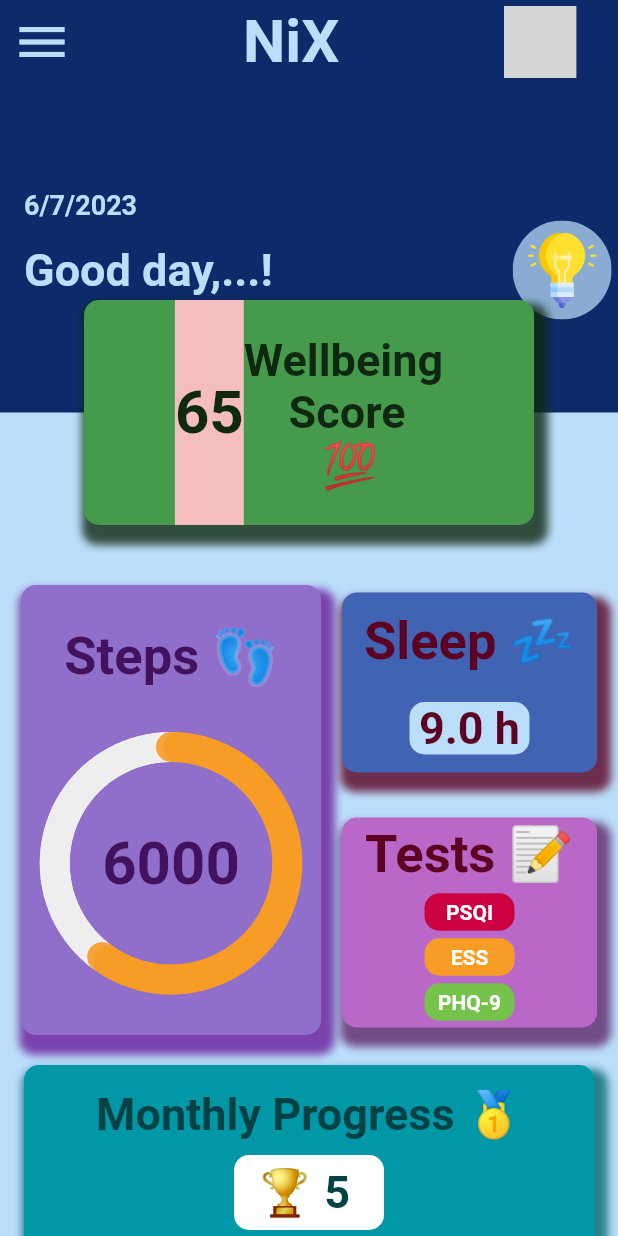
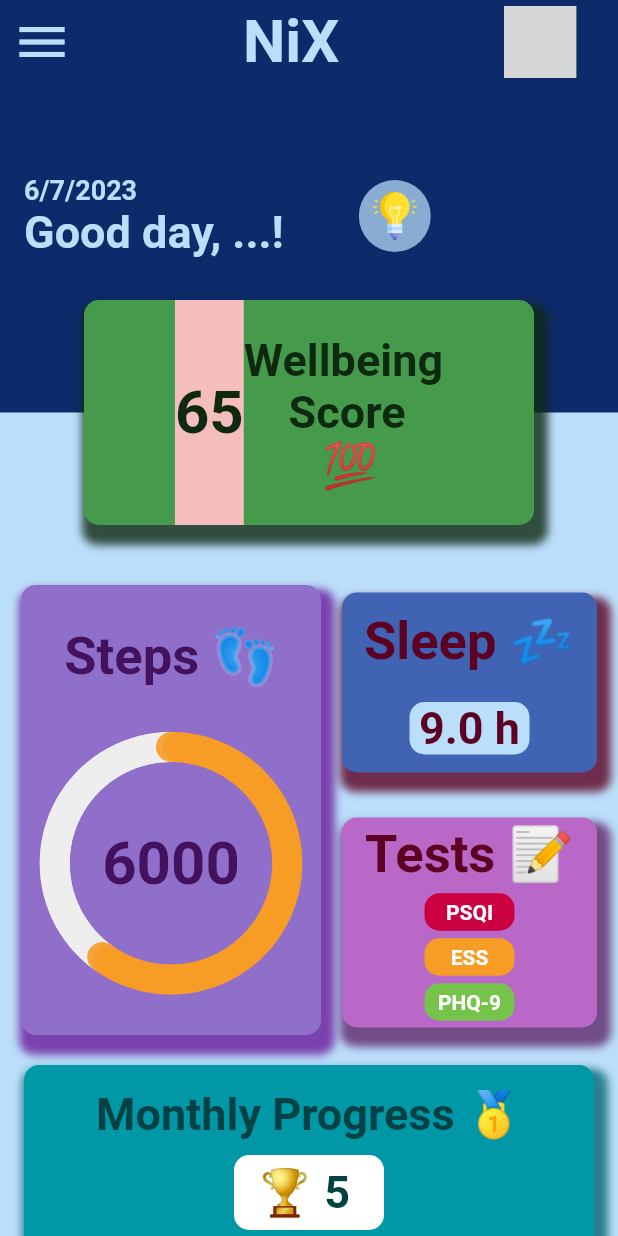
Before and after one commit to DavideDC99/nix, a Flutter app: the MainTestPage screen opened directly, after a tap on the "arrow circle left" icon, on a phone screen of 412 x 824 dp. Run offline on Flutter 3.47's test engine with Material 2 defaults, Android fonts, the phone set to English and light mode, and no system bars; drawn by our look-alikes of step_progress_indicator; our stand-ins replace animated_notch_bottom_bar, awesome_snackbar_content, fl_chart, flutter_login, flutter_toggle_tab, google_fonts and 3 more; missing offline and left inert: country_calling_code_picker, flutter_polygon, fluttermoji, gauge_indicator, progressive_time_picker; accounts and stored records are empty; grey boxes are pictures that could not be loaded.

Commit message:
some graphical changes

```diff
--- a/lib/pages/homepage.dart
+++ b/lib/pages/homepage.dart
@@ -184,9 +184,14 @@
                     width: 800,
                     color: const Color.fromRGBO(13, 42, 106, 1),
                     child: Column(
+                      children: [
+                        const SizedBox(height: 100),
+                        Row(
+                          crossAxisAlignment: CrossAxisAlignment.center,
+                          children: [
+                            Column(
                               crossAxisAlignment: CrossAxisAlignment.start,
                               children: [
-                        const SizedBox(height: 110),
                                 Text(
                                   "${DateTime.now().day}/${DateTime.now().month}/${DateTime.now().year}",
                                   style: const TextStyle(
@@ -195,17 +200,18 @@
                                     fontWeight: FontWeight.bold,
                                   ),
                                 ),
-                        Row(
-                          children: [
                                 const Text(
-                              'Good day,...!', //name
+                                  'Good day, ...!', //name
                                   style: TextStyle(
                                       fontSize: 30,
                                       fontWeight: FontWeight.bold,
                                       color: Color.fromRGBO(187, 222, 251, 1)),
                                 ),
-                            //Text("🔥", style: TextStyle(fontSize: 30))
-                            const SizedBox(width: 160),
+                              ],
+                            ),
+                            const SizedBox(
+                              width: 50,
+                            ),
                             _dailyQuote(randomQuote),
                           ],
                         ),
@@ -264,7 +270,8 @@
                                       color: Colors.black, elevation: 10.0),
                                 ],
                                 child: Container(
-                                  color: const Color.fromARGB(255, 245, 190, 190),
+                                  color:
+                                      const Color.fromARGB(255, 245, 190, 190),
                                   child: Center(
                                     child: Text(
                                       "$score",
@@ -450,8 +457,7 @@
                             onTap: () {
                               Navigator.of(context).push(
                                 MaterialPageRoute(
-                                  builder: (context) =>
-                                      MainTestPage(),
+                                  builder: (context) => MainTestPage(),
                                 ),
                               );
                             },
@@ -463,7 +469,8 @@
                                 ),
                                 boxShadow: [
                                   BoxShadow(
-                                    color: const Color.fromARGB(255, 96, 39, 106)
+                                    color:
+                                        const Color.fromARGB(255, 96, 39, 106)
                                             .withOpacity(0.8),
                                     spreadRadius: 5,
                                     blurRadius: 4,
@@ -703,7 +710,7 @@
       child: Center(
         child: Ink(
           decoration: const ShapeDecoration(
-            color:Color.fromRGBO(187, 222, 251, 0.721),
+            color: Color.fromRGBO(187, 222, 251, 0.721),
             shape: CircleBorder(),
           ),
           child: IconButton(
@@ -747,7 +754,7 @@
             icon: Image.asset(
               'images/others/lightbulb.png',
             ),
-            iconSize: 50,
+            iconSize: 10,
           ),
         ),
       ),
--- a/lib/pages/tests/stats_page.dart
+++ b/lib/pages/tests/stats_page.dart
@@ -21,7 +21,7 @@
               Container(
                 margin: const EdgeInsets.all(10),
                 padding: const EdgeInsets.all(16.0),
-                height: MediaQuery.of(context).size.height * 0.6,
+                height: MediaQuery.of(context).size.height * 0.4,
                 width: double.infinity,
                 decoration: BoxDecoration(
                   borderRadius: BorderRadius.circular(14),
@@ -51,7 +51,7 @@
                Container(
                 margin: const EdgeInsets.all(10),
                 padding: const EdgeInsets.all(16.0),
-                height: MediaQuery.of(context).size.height * 0.6,
+                height: MediaQuery.of(context).size.height * 0.4,
                 width: double.infinity,
                 decoration: BoxDecoration(
                   borderRadius: BorderRadius.circular(14),
@@ -81,7 +81,7 @@
                Container(
                 margin: const EdgeInsets.all(10),
                 padding: const EdgeInsets.all(16.0),
-                height: MediaQuery.of(context).size.height * 0.6,
+                height: MediaQuery.of(context).size.height * 0.4,
                 width: double.infinity,
                 decoration: BoxDecoration(
                   borderRadius: BorderRadius.circular(14),
--- a/lib/pages/tests/tests_page.dart
+++ b/lib/pages/tests/tests_page.dart
@@ -39,11 +39,12 @@
         child: SingleChildScrollView(
           child: Column(
             children: [
+              const SizedBox(height: 10),
               const CupertinoMonthPicker(),
 
               Container( // Container 1
                 margin: const EdgeInsets.all(10),
-                height: MediaQuery.of(context).size.height * 0.4,
+                height: MediaQuery.of(context).size.height * 0.35,
                 width: double.infinity,
                 decoration: BoxDecoration(
                   borderRadius: BorderRadius.circular(14),
@@ -76,7 +77,7 @@
                               onPressed:() {
                                 Navigator.push(context, MaterialPageRoute(builder: (context) => const PSQITest()));
                               },
-                              child: const Text( "Do the test"),
+                              child: const Text( "do the test"),
                               ),
                           ),
                           const SizedBox(
@@ -102,7 +103,7 @@
 
               Container( // container 2
                 margin: const EdgeInsets.all(10),
-                height: MediaQuery.of(context).size.height * 0.4,
+                height: MediaQuery.of(context).size.height * 0.35,
                 width: double.infinity,
                 decoration: BoxDecoration(
                   borderRadius: BorderRadius.circular(14),
@@ -161,7 +162,7 @@
 
               Container( // container 3
                 margin: const EdgeInsets.all(10),
-                height: MediaQuery.of(context).size.height * 0.4,
+                height: MediaQuery.of(context).size.height * 0.35,
                 width: double.infinity,
                 decoration: BoxDecoration(
                   borderRadius: BorderRadius.circular(14),
--- a/lib/pages/tips_page.dart
+++ b/lib/pages/tips_page.dart
@@ -1,6 +1,5 @@
 import 'package:flutter/material.dart';
 import 'package:stacked_card_carousel/stacked_card_carousel.dart';
-
 
 class tipsPage extends StatefulWidget {
   const tipsPage({super.key});
@@ -21,7 +20,8 @@
           title: const Text('Some useful tips!'),
           backgroundColor: Color.fromARGB(255, 142, 36, 236),
           iconTheme: const IconThemeData(color: Colors.white),
-          leading: IconButton(onPressed:() {
+          leading: IconButton(
+              onPressed: () {
                 Navigator.pop(context);
               },
               icon: const Icon(Icons.arrow_circle_left_outlined)),
@@ -65,23 +65,28 @@
         child: Column(
           mainAxisAlignment: MainAxisAlignment.center,
           children: [
-
             //const SizedBox(height: 4),
             Text(
               title,
-              style: const TextStyle(fontSize: 24,color: Colors.white, fontWeight: FontWeight.bold),
+              style: const TextStyle(
+                  fontSize: 24,
+                  color: Colors.white,
+                  fontWeight: FontWeight.bold),
             ),
             const SizedBox(height: 5),
             Text(
               subtitle,
               style: const TextStyle(fontSize: 16, color: Colors.white),
+              textAlign: TextAlign.center,
             ),
+            const SizedBox(height: 30,),
             Center(
               child: Image.asset(
                 imagePath,
                 width: 300,
-              height: 300,
-            ),),
+                height: 250,
+              ),
+            ),
           ],
         ),
       ),
@@ -95,7 +100,11 @@
   final Color color;
   final String imagePath;
 
-  CardItem({required this.title, required this.subtitle, required this.color, required this.imagePath});
+  CardItem(
+      {required this.title,
+      required this.subtitle,
+      required this.color,
+      required this.imagePath});
 }
 
 List<CardItem> getCardItem() {
@@ -143,7 +152,5 @@
     imagePath: 'images/tips_img/tips6.png',
   ));
 
-
-
   return cardItems;
 }
```
Lines whose indentation alone changed are shown as unchanged.
